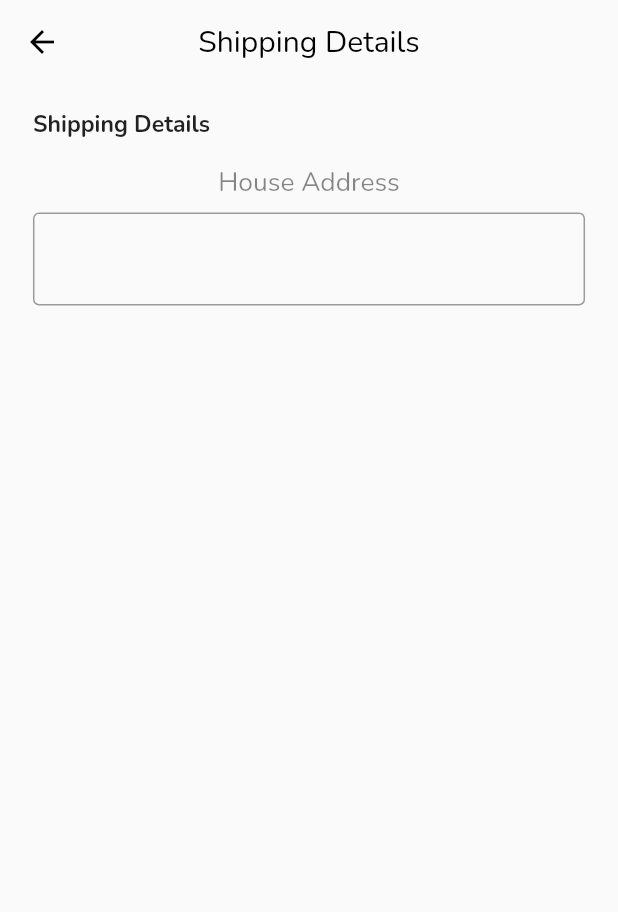
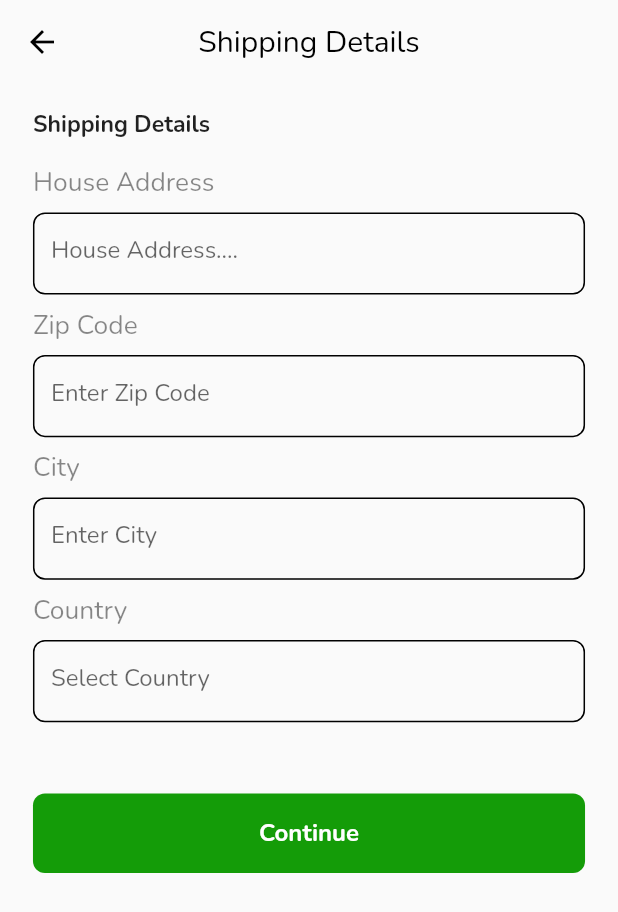
Before and after one commit to Gfash436/GoFarmNG, a Flutter app: the CartScreen screen opened directly, after a tap on "Farm fresh apple", after a tap on "Continue to checkout", on a phone screen of 412 x 824 dp. Shown: the top 912 px of the screen. Run offline on Flutter 3.47's test engine with Material 2 defaults, Android fonts, the phone set to English and light mode, and no system bars; our stand-ins replace dropdown_button2, fl_chart, flutter_svg, google_sign_in, shared_preferences; accounts and stored records are empty; network calls fail.

Commit message:
payment details

```diff
--- a/lib/Screens/cart_screen/cart_component.dart
+++ b/lib/Screens/cart_screen/cart_component.dart
@@ -2,6 +2,7 @@ import 'package:flutter/material.dart';
 import '../../Constants/size_config.dart';
 import '../../Styles/colors.dart';
 import '../../Widgets/addItemIcon_&_removeItemIcon.dart';
+import '../../Widgets/button.dart';
 import '../../Widgets/myText.dart';
 import '../favorite_screen/removeItemBtn.dart';
 import 'shipping_details.dart';
@@ -97,28 +98,12 @@ class CartComponents extends StatelessWidget {
                       ),
                     ],
                   ),
-                  SizedBox(
-                    height: getProportionateScreenHeight(24),
-                  ),
-                  SizedBox(
-                    height: getProportionateScreenHeight(55),
-                    width: double.infinity,
-                    child: ElevatedButton(
-                      onPressed: () => Navigator.of(context).push(
-                        MaterialPageRoute(
-                          builder: (context) => const ShippingDetails(),
-                        ),
-                      ),
-                      style: ElevatedButton.styleFrom(
-                        shape: RoundedRectangleBorder(
-                          borderRadius: BorderRadius.circular(8),
-                        ),
-                        backgroundColor: green,
-                      ),
-                      child: myText(
-                        text: "Continue to checkout",
-                        fontSize: getProportionateScreenWidth(20),
-                        fontWeight: FontWeight.w700,
+                  customButton(
+                    height: 53,
+                    text: "Continue to checkout",
+                    tap: () => Navigator.of(context).push(
+                      MaterialPageRoute(
+                        builder: (context) => const ShippingDetails(),
                       ),
                     ),
                   ),
@@ -298,28 +283,3 @@ class ContainerButton extends StatelessWidget {
     );
   }
 }
-
-
-
-
-//SnackBar Code
-// ScaffoldMessenger.of(context).showSnackBar(
-//           SnackBar(
-//             padding: EdgeInsets.zero,
-//             content: Container(
-//               height: getProportionateScreenHeight(200),
-//               width: getProportionateScreenWidth(double.infinity),
-//               decoration: BoxDecoration(
-//                 color: Colors.white,
-//                 boxShadow: [
-//                   BoxShadow(
-//                     color: const Color(0xff111111).withOpacity(.18),
-//                     offset: const Offset(0, 0),
-//                     blurRadius: 9,
-//                     spreadRadius: 0,
-//                   ),
-//                 ],
-//               ),
-//             ),
-//           ),
-//         );
--- /dev/null
+++ b/lib/Screens/cart_screen/payment_details.dart
@@ -0,0 +1,20 @@
+import 'package:flutter/material.dart';
+
+import '../../Styles/colors.dart';
+
+class PaymentDetails extends StatelessWidget {
+  const PaymentDetails({super.key});
+
+  @override
+  Widget build(BuildContext context) {
+    return Scaffold(
+      appBar: AppBar(
+        title: const Text("Payment Details"),
+        centerTitle: true,
+        elevation: 0,
+        backgroundColor: Colors.transparent,
+        foregroundColor: black,
+      ),
+    );
+  }
+}
--- a/lib/Screens/cart_screen/shipping_details.dart
+++ b/lib/Screens/cart_screen/shipping_details.dart
@@ -1,12 +1,15 @@
 import 'package:flutter/material.dart';
 import 'package:gofarmng/Constants/size_config.dart';
 import 'package:gofarmng/Styles/colors.dart';
-import 'package:gofarmng/Widgets/textField.dart';
+// import 'package:gofarmng/Widgets/textField.dart';
 
+import '../../Widgets/button.dart';
 import '../../Widgets/myText.dart';
+import 'payment_details.dart';
 
 class ShippingDetails extends StatelessWidget {
   const ShippingDetails({super.key});
+  // TextEditingController _loginEmailController = TextEditingController();
 
   @override
   Widget build(BuildContext context) {
@@ -23,6 +26,7 @@ class ShippingDetails extends StatelessWidget {
         padding: EdgeInsets.symmetric(
             horizontal: getProportionateScreenWidth(20.0),
             vertical: getProportionateScreenHeight(16)),
+        child: SingleChildScrollView(
           child: Column(
             crossAxisAlignment: CrossAxisAlignment.start,
             children: [
@@ -34,10 +38,68 @@ class ShippingDetails extends StatelessWidget {
               SizedBox(
                 height: getProportionateScreenHeight(16),
               ),
-            Column(
+              const CustomTextFormField(
+                hint: 'House Address....',
+                title: "House Address",
+              ),
+              SizedBox(
+                height: getProportionateScreenHeight(8),
+              ),
+              const CustomTextFormField(
+                hint: 'Enter Zip Code',
+                title: "Zip Code",
+              ),
+              SizedBox(
+                height: getProportionateScreenHeight(8),
+              ),
+              const CustomTextFormField(
+                hint: 'Enter City',
+                title: "City",
+              ),
+              SizedBox(
+                height: getProportionateScreenHeight(8),
+              ),
+              const CustomTextFormField(
+                hint: 'Select Country',
+                title: "Country",
+              ),
+              SizedBox(
+                height: getProportionateScreenHeight(32),
+              ),
+              customButton(
+                height: 53,
+                text: "Continue",
+                tap: () => Navigator.of(context).push(
+                  MaterialPageRoute(
+                    builder: (context) => const PaymentDetails(),
+                  ),
+                ),
+              ),
+            ],
+          ),
+        ),
+      ),
+    );
+  }
+}
+
+class CustomTextFormField extends StatelessWidget {
+  const CustomTextFormField({
+    super.key,
+    required this.hint,
+    required this.title,
+  });
+
+  // final TextEditingController _loginEmailController;
+  final String hint, title;
+
+  @override
+  Widget build(BuildContext context) {
+    return Column(
+      crossAxisAlignment: CrossAxisAlignment.start,
       children: [
         myText(
-                  text: "House Address",
+          text: title,
           fontSize: getProportionateScreenWidth(16),
           fontWeight: FontWeight.w400,
           color: const Color(0xff111111).withOpacity(.5),
@@ -45,16 +107,35 @@ class ShippingDetails extends StatelessWidget {
         SizedBox(
           height: getProportionateScreenHeight(8),
         ),
-                TextFormField(
+        SizedBox(
+          height: getProportionateScreenHeight(54),
+          width: getProportionateScreenWidth(double.infinity),
+          child: TextFormField(
             decoration: InputDecoration(
-                    border: OutlineInputBorder(),
+              hintText: hint,
+              hintStyle: const TextStyle(),
+              border: OutlineInputBorder(
+                borderRadius: BorderRadius.circular(8),
+                borderSide: BorderSide(
+                  color: black,
+                ),
+              ),
+              focusedBorder: OutlineInputBorder(
+                borderRadius: BorderRadius.circular(8),
+                borderSide: BorderSide(
+                  color: black,
+                ),
+              ),
+              enabledBorder: OutlineInputBorder(
+                borderRadius: BorderRadius.circular(8),
+                borderSide: BorderSide(
+                  color: black,
+                ),
+              ),
+            ),
           ),
         ),
       ],
-            ),
-          ],
-        ),
-      ),
     );
   }
 }
--- a/lib/Screens/home_screen/app_bar.dart
+++ b/lib/Screens/home_screen/app_bar.dart
@@ -6,7 +6,7 @@ import '../notification_screen/notification_screen.dart';
 
 AppBar appBar(BuildContext context, final scafoldKey) {
   return AppBar(
-    backgroundColor: Colors.white,
+    backgroundColor: Colors.transparent,
     elevation: 0,
     leading: IconButton(
       icon: SvgPicture.asset(
--- a/lib/Screens/home_screen/home_screen.dart
+++ b/lib/Screens/home_screen/home_screen.dart
@@ -4,7 +4,7 @@ import 'package:flutter/material.dart';
 import 'package:gofarmng/Constants/size_config.dart';
 import 'package:gofarmng/Screens/analytics_screen/analytics_screen.dart';
 import 'package:gofarmng/Screens/favorite_screen/favorite_screen.dart';
-// import 'package:gofarmng/Screens/wallet_screen/wallet_screen.dart';
+import 'package:gofarmng/Screens/wallet_screen/wallet_screen.dart';
 import 'package:google_sign_in/google_sign_in.dart';
 
 import 'app_bar.dart';
@@ -27,12 +27,12 @@ class _HomeScreenState extends State<HomeScreen> {
     HomeScreenBody(),
     AnalyticsScreen(),
     const FavoriteScreen(),
+    const WalletScreen(),
     // Navigator.of(context as BuildContext).push(
     //   MaterialPageRoute(
     //     builder: (context) => const WalletScreen(),
     //   ),
     // ),
-    // const WalletScreen(),
   ];
   void navigatoTo(int index) {
     setState(() {
@@ -47,6 +47,7 @@ class _HomeScreenState extends State<HomeScreen> {
     // final displayData = Provider.of<AuthenticationProvider>(context);
     SizeConfig.init(context);
     return Scaffold(
+      key: scafoldKey,
       appBar: appBar(context, scafoldKey),
       body: SafeArea(child: _pages[_selectedIndex]),
       bottomNavigationBar:
--- a/lib/Widgets/button.dart
+++ b/lib/Widgets/button.dart
@@ -9,13 +9,15 @@ import 'myText.dart';
 Widget customButton(
     {VoidCallback? tap,
     bool? status = false,
+    double? height = 49,
     String? text = 'Sign Up',
     bool? isValid = false,
     BuildContext? context}) {
   return GestureDetector(
     onTap: status == true ? null : tap,
     child: Container(
-      height: 49,
+      height: height,
+      width: double.infinity,
       margin: const EdgeInsets.symmetric(
         vertical: 15,
       ),
@@ -23,7 +25,6 @@ Widget customButton(
       decoration: BoxDecoration(
           color: status == false ? green : grey,
           borderRadius: BorderRadius.circular(8)),
-      width: double.infinity,
       child: Text(
         status == false ? text! : 'Please wait...',
         style:
```
Lines whose indentation alone changed are shown as unchanged.
